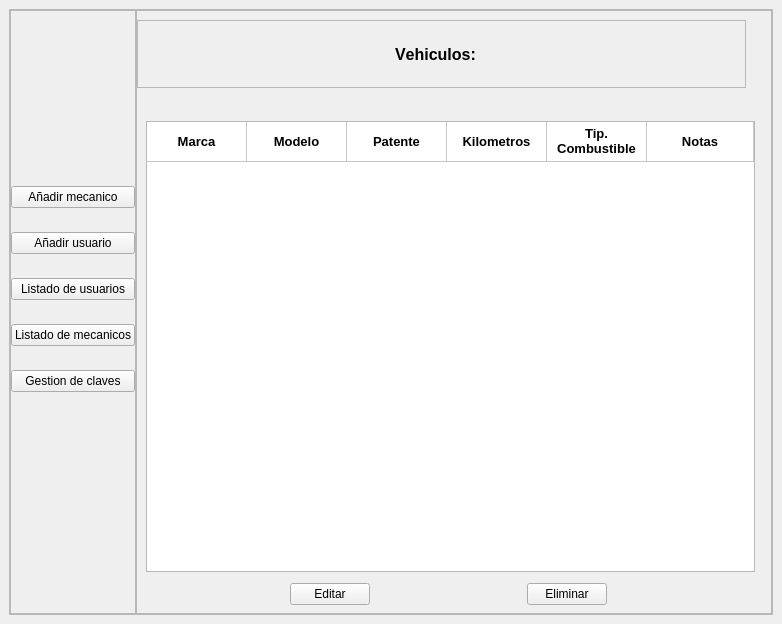
First picture: the form in views/main.ui, repository Alaan20/TP_FINAL-POO, before the edit.
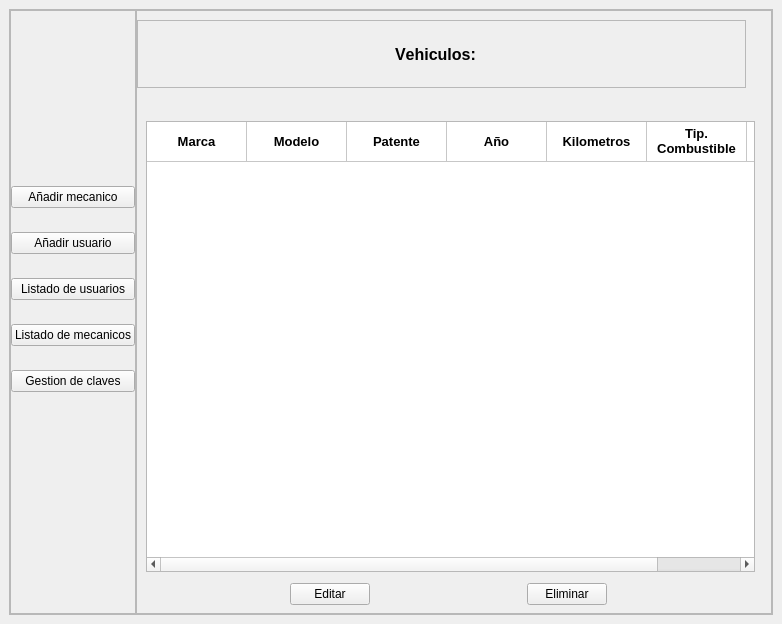
Second picture: the form after the edit. The open tabs and pages were chosen to show the change. Icons and pictures are not drawn.

The edit to the form file:
```diff
--- a/views/main.ui
+++ b/views/main.ui
@@ -2592,6 +2592,11 @@
                 <set>AlignCenter</set>
                </property>
               </column>
+              <column>
+               <property name="text">
+                <string>año</string>
+               </property>
+              </column>
               <column>
                <property name="text">
                 <string>kilometros</string>
@@ -2684,7 +2689,7 @@
               </item>
               <item row="0" column="3">
                <property name="text">
-                <string>Kilometros</string>
+                <string>Año</string>
                </property>
                <property name="font">
                 <font>
@@ -2699,7 +2704,7 @@
               </item>
               <item row="0" column="4">
                <property name="text">
-                <string>Tip. Combustible</string>
+                <string>Kilometros</string>
                </property>
                <property name="font">
                 <font>
@@ -2713,6 +2718,21 @@
                </property>
               </item>
               <item row="0" column="5">
+               <property name="text">
+                <string>Tip. Combustible</string>
+               </property>
+               <property name="font">
+                <font>
+                 <pointsize>10</pointsize>
+                 <weight>75</weight>
+                 <bold>true</bold>
+                </font>
+               </property>
+               <property name="textAlignment">
+                <set>AlignCenter</set>
+               </property>
+              </item>
+              <item row="0" column="6">
                <property name="text">
                 <string>Notas</string>
                </property>
```
